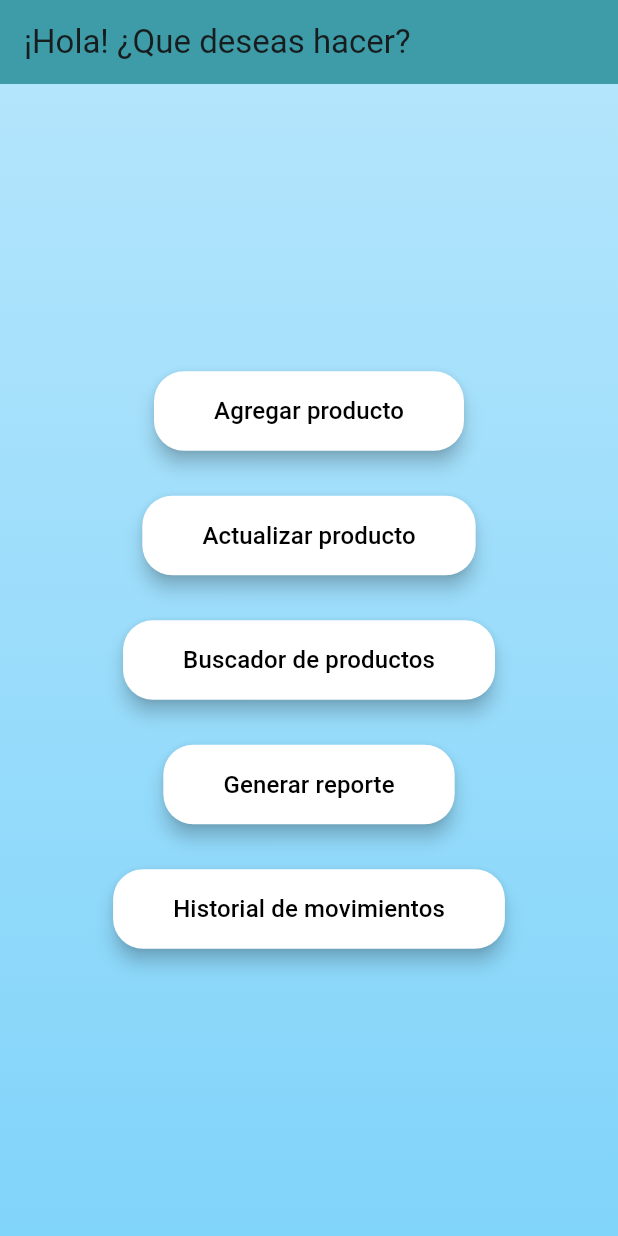
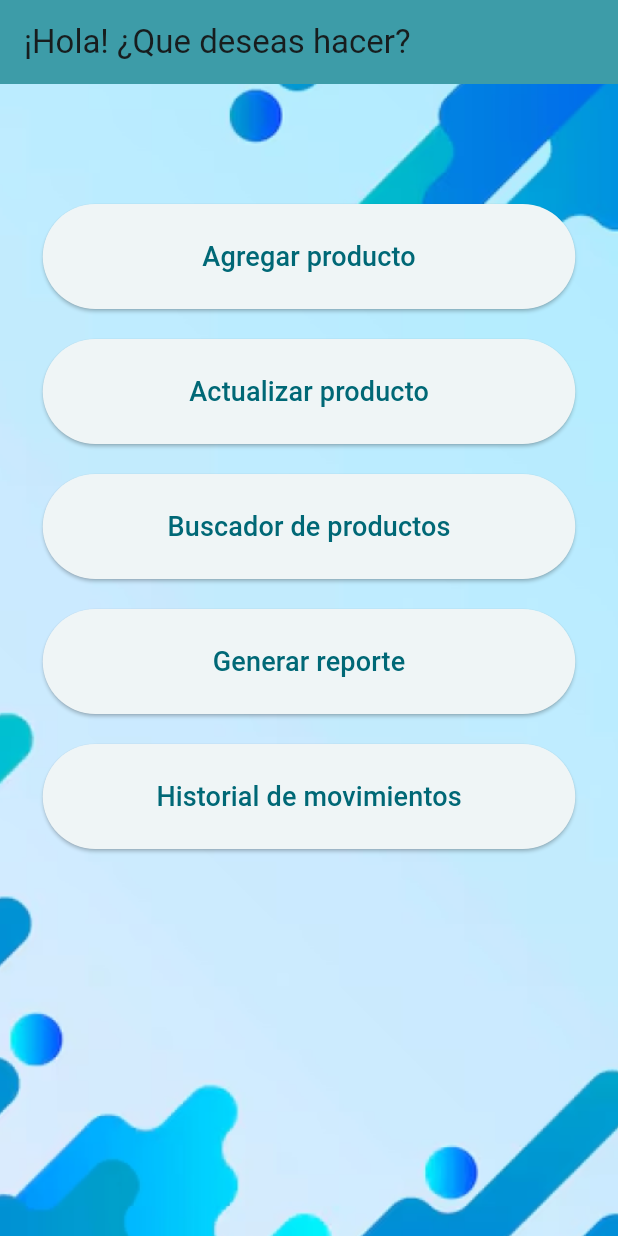
Before and after one commit to Arclust/SIcomercializadoraJA, a Flutter app: the screen it shows after launch, on a phone screen of 412 x 824 dp. Run offline on Flutter 3.47's test engine with Material 3 defaults, Android fonts, the phone set to English and light mode, and no system bars; our stand-ins replace csv, dio, qr_flutter; missing offline and left inert: qr_code_scanner_plus.

Commit message:
cambios fondos
a

```diff
--- a/flutter_app/lib/main.dart
+++ b/flutter_app/lib/main.dart
@@ -271,55 +271,109 @@
       ),
       body: Container(
         decoration: BoxDecoration(
-          gradient: LinearGradient(
-            colors: [
-              Color(0xFFB3E5FC),
-              Color(0xFF81D4FA),
-            ],
-            begin: Alignment.topCenter,
-            end: Alignment.bottomCenter,
+          image: DecorationImage(
+            image: AssetImage('assets/images/fondo.png'), // Asegúrate de que la imagen esté en la ruta correcta
+            fit: BoxFit.cover, // Ajusta la imagen para cubrir toda la pantalla
           ),
+
         ),
         child: Center(
           child: Column(
-            mainAxisAlignment: MainAxisAlignment.center,
+            mainAxisAlignment: MainAxisAlignment.start, // Alinea al inicio del centro
             children: [
-              _buildMenuButton("Agregar producto", () {
+              SizedBox(height: 80), // Espacio en la parte superior
+              SizedBox(
+                width: 355,
+                height: 70,
+                child: ElevatedButton(
+                  onPressed: () {
                     Navigator.push(
                       context,
                       MaterialPageRoute(builder: (context) => const AddProductScreen()),
                     );
-              }),
-              _buildMenuButton("Actualizar producto", () {
+                  },
+                  child: Text(
+                    "Agregar producto",
+                    style: TextStyle(fontSize: 18),
+                  ),
+                ),
+              ),
+              SizedBox(height: 20), // Espacio entre los botones
+              SizedBox(
+                width: 355,
+                height: 70,
+                child: ElevatedButton(
+                  onPressed: () {
                     Navigator.push(
                       context,
                       MaterialPageRoute(builder: (context) => const ScanQRScreen()),
                     );
-              }),
-              _buildMenuButton("Buscador de productos", () {
+                  },
+                  child: Text(
+                    "Actualizar producto",
+                    style: TextStyle(fontSize: 18),
+                  ),
+                ),
+              ),
+              SizedBox(height: 20), // Espacio entre los botones
+              SizedBox(
+                width: 355,
+                height: 70,
+                child: ElevatedButton(
+                  onPressed: () {
                     Navigator.push(
                       context,
                       MaterialPageRoute(builder: (context) => const SearchScreen()),
                     );
-              }),
-              _buildMenuButton("Generar reporte", () {
+                  },
+                  child: Text(
+                    "Buscador de productos",
+                    style: TextStyle(fontSize: 18),
+                  ),
+                ),
+              ),
+              SizedBox(height: 20), // Espacio entre los botones
+              SizedBox(
+                width: 355,
+                height: 70,
+                child: ElevatedButton(
+                  onPressed: () {
                     Navigator.push(
                       context,
                       MaterialPageRoute(builder: (context) => const ReportScreen()),
                     );
-              }),
-              _buildMenuButton("Historial de movimientos", () {
+                  },
+                  child: Text(
+                    "Generar reporte",
+                    style: TextStyle(fontSize: 18),
+                  ),
+                ),
+              ),
+              SizedBox(height: 20), // Espacio entre los botones
+              SizedBox(
+                width: 355,
+                height: 70,
+                child: ElevatedButton(
+                  onPressed: () {
                     Navigator.push(
                       context,
                       MaterialPageRoute(builder: (context) => MovementsScreen()),
                     );
-              }),
+                  },
+                  child: Text(
+                    "Historial de movimientos",
+                    style: TextStyle(fontSize: 18),
+                  ),
+                ),
+              ),
             ],
           ),
         ),
       ),
     );
   }
+}
+
 
   Widget _buildMenuButton(String text, VoidCallback onPressed) {
     return Padding(
@@ -342,7 +396,7 @@
       ),
     );
   }
-}
+
 
 //PANTALLA PRINCIPAL
 
--- a/flutter_app/pubspec.yaml
+++ b/flutter_app/pubspec.yaml
@@ -69,7 +69,7 @@
   assets:
     - assets/Inventario.csv
     - assets/images/placeholder.png
-
+    - assets/images/fondo.png
   # An image asset can refer to one or more resolution-specific "variants", see
   # https://flutter.dev/to/resolution-aware-images
 
```
Also changed, not shown: flutter_app/assets/images/fondo.png (added). Lines whose indentation alone changed are shown as unchanged.
